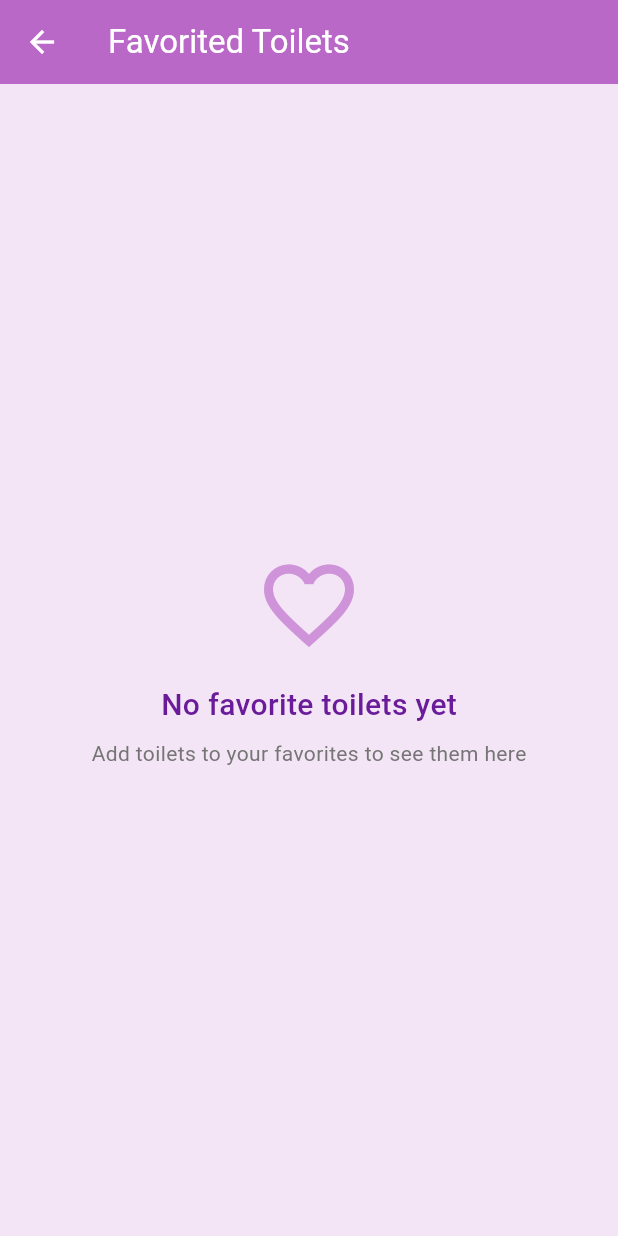
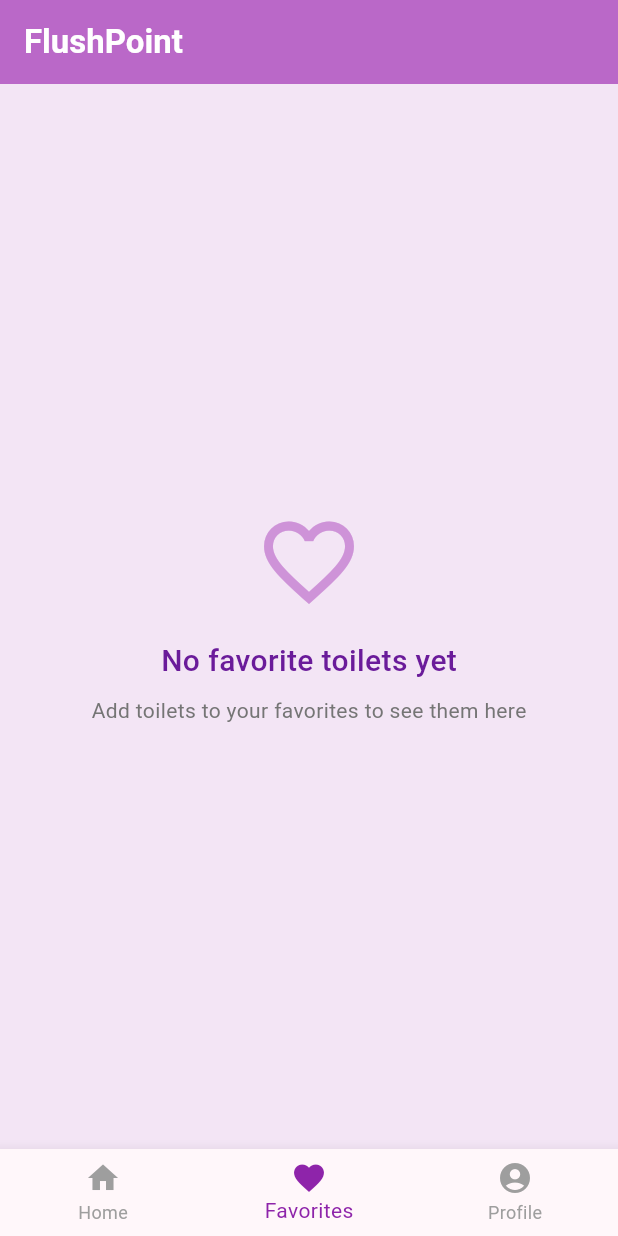
Before and after one commit to Jihnboii/FlushPoint, a Flutter app: the MyHomePage screen opened directly, after a tap on the "favorite" icon, on a phone screen of 412 x 824 dp. Run offline on Flutter 3.47's test engine with Material 3 defaults, Android fonts, the phone set to English and light mode, and no system bars; our stand-ins replace cloud_firestore, firebase_auth, firebase_core, geocoding, geolocator, google_maps_flutter and 2 more; accounts and stored records are empty.

```diff
--- a/lib/favorites_list.dart
+++ b/lib/favorites_list.dart
@@ -9,14 +9,8 @@ class FavoritesList extends StatelessWidget {
   @override
   Widget build(BuildContext context) {
     final FirestoreService firestoreService = FirestoreService();
-    final purpleTheme = Theme.of(context);
 
-    return Scaffold(
-      appBar: AppBar(
-        title: const Text('Favorited Toilets'),
-        elevation: 0,
-      ),
-      body: StreamBuilder<List<Map<String, dynamic>>>(
+    return StreamBuilder<List<Map<String, dynamic>>>(
       stream: firestoreService.getUserFavorites(),
       builder: (context, snapshot) {
         if (snapshot.connectionState == ConnectionState.waiting) {
@@ -184,7 +178,6 @@ class FavoritesList extends StatelessWidget {
           },
         );
       },
-      ),
     );
   }
 
--- a/lib/main.dart
+++ b/lib/main.dart
@@ -9,10 +9,13 @@ import 'favorites_list.dart';
 import 'profile_page.dart';
 import 'firestore_service.dart';
 import 'splash_screen.dart';
+import 'firebase_options.dart';
 
 void main() async {
   WidgetsFlutterBinding.ensureInitialized();
-  await Firebase.initializeApp();
+  await Firebase.initializeApp(
+    options: DefaultFirebaseOptions.currentPlatform,
+  );
 
   runApp(const MyApp());
 }
@@ -85,10 +88,12 @@ class _MyHomePageState extends State<MyHomePage> {
   LatLng? _currentPosition;
   final List<Marker> _markers = [];
 
+  // Keep track of the current page index
+  int _currentPageIndex = 0;
+
   final FirestoreService _firestoreService = FirestoreService();
   List<Map<String, dynamic>> _toilets = [];
   List<Map<String, dynamic>> _favoriteToilets = []; // Store favorite toilets
-  int _selectedIndex = 0;
 
   @override
   void initState() {
@@ -117,7 +122,9 @@ class _MyHomePageState extends State<MyHomePage> {
     setState(() {
       _currentPosition = LatLng(position.latitude, position.longitude);
     });
+    if (_mapController != null && _currentPosition != null) {
       _mapController.animateCamera(CameraUpdate.newLatLng(_currentPosition!));
+    }
   }
 
   void _toggleFavorite(String toiletId, Map<String, dynamic> toiletData) {
@@ -142,29 +149,22 @@ class _MyHomePageState extends State<MyHomePage> {
     });
   }
 
-  @override
-  Widget build(BuildContext context) {
-    return Scaffold(
-      appBar: AppBar(
-        title: Text(
-          widget.title,
-          style: const TextStyle(fontWeight: FontWeight.bold),
-        ),
-        actions: [
-          IconButton(
-            icon: const Icon(Icons.favorite),
-            onPressed: () {
-              Navigator.push(
-                context,
-                MaterialPageRoute(
-                  builder: (context) => const FavoritesList(),
-                ),
-              );
-            },
-          ),
-        ],
-      ),
-      body: Column(
+  // Build different pages based on bottom navigation selection
+  Widget _buildPage(int index) {
+    switch (index) {
+      case 0:
+        return _buildHomePage();
+      case 1:
+        return const FavoritesList();
+      case 2:
+        return const ProfilePage();
+      default:
+        return _buildHomePage();
+    }
+  }
+
+  Widget _buildHomePage() {
+    return Column(
       children: <Widget>[
         // Search bar
         Padding(
@@ -255,6 +255,11 @@ class _MyHomePageState extends State<MyHomePage> {
               ),
               onMapCreated: (controller) {
                 _mapController = controller;
+                if (_currentPosition != null) {
+                  _mapController.animateCamera(
+                    CameraUpdate.newLatLng(_currentPosition!),
+                  );
+                }
               },
               markers: Set<Marker>.of(_markers),
             ),
@@ -430,10 +435,31 @@ class _MyHomePageState extends State<MyHomePage> {
                 ),
         ),
       ],
+    );
+  }
+
+  @override
+  Widget build(BuildContext context) {
+    return Scaffold(
+      appBar: AppBar(
+        title: Text(
+          widget.title,
+          style: const TextStyle(fontWeight: FontWeight.bold),
         ),
-      // Bottom menu
+        actions: _currentPageIndex == 0 ? [
+          IconButton(
+            icon: const Icon(Icons.favorite),
+            onPressed: () {
+              setState(() {
+                _currentPageIndex = 1; // Switch to favorites page
+              });
+            },
+          ),
+        ] : null,
+      ),
+      body: _buildPage(_currentPageIndex),
       bottomNavigationBar: BottomNavigationBar(
-        currentIndex: _selectedIndex,
+        currentIndex: _currentPageIndex,
         selectedItemColor: Colors.purple.shade600,
         unselectedItemColor: Colors.grey,
         items: const <BottomNavigationBarItem>[
@@ -452,24 +478,8 @@ class _MyHomePageState extends State<MyHomePage> {
         ],
         onTap: (index) {
           setState(() {
-            _selectedIndex = index;
+            _currentPageIndex = index;
           });
-
-          if (index == 0) {
-            // Already on home page
-          } else if (index == 1) {
-            Navigator.push(
-              context,
-              MaterialPageRoute(
-                builder: (context) => const FavoritesList(),
-              ),
-            );
-          } else if (index == 2) {
-            Navigator.push(
-              context,
-              MaterialPageRoute(builder: (context) => const ProfilePage()),
-            );
-          }
         },
       ),
     );
--- a/pubspec.yaml
+++ b/pubspec.yaml
@@ -16,7 +16,7 @@ publish_to: 'none' # Remove this line if you wish to publish to pub.dev
 # https://developer.apple.com/library/archive/documentation/General/Reference/InfoPlistKeyReference/Articles/CoreFoundationKeys.html
 # In Windows, build-name is used as the major, minor, and patch parts
 # of the product and file versions while build-number is used as the build suffix.
-version: 1.0.0+4
+version: 1.0.0+5
 
 environment:
   sdk: ^3.6.1
```
Also changed, not shown: lib/profile_page.dart (+2 -52 lines). Lines whose indentation alone changed are shown as unchanged.
